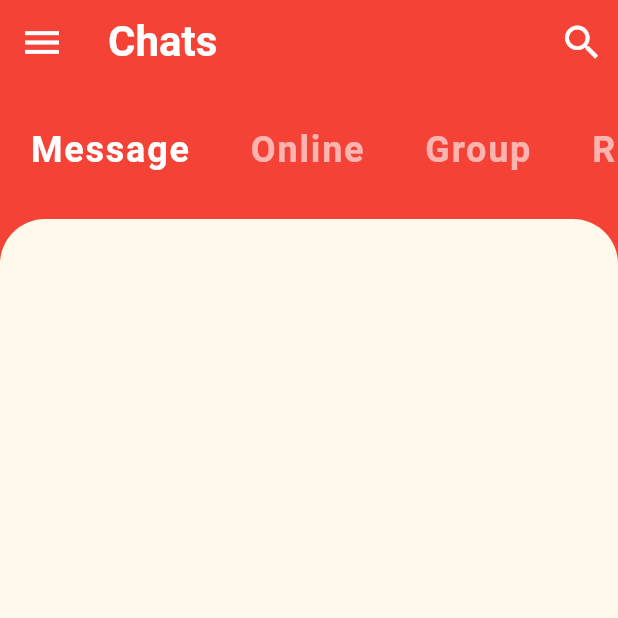
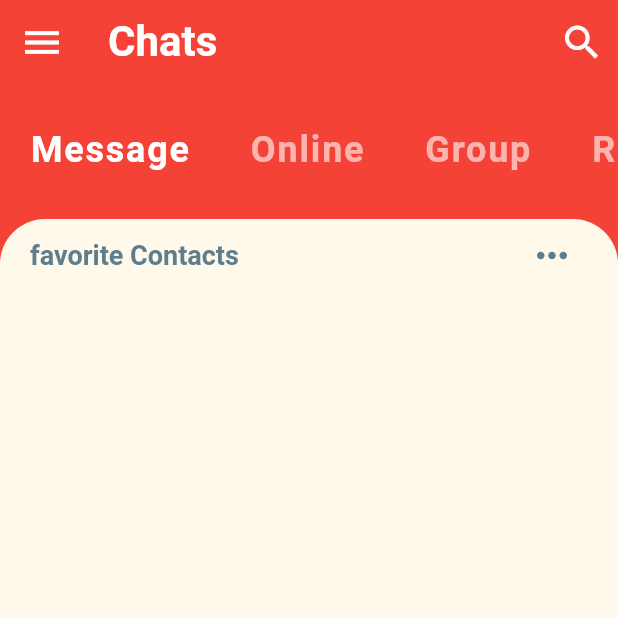
Before and after one commit to hossain-eee/Project-Flutter-Chat-UI, a Flutter app: the screen it shows after launch, on a phone screen of 412 x 824 dp, the top half of it. Run offline on Flutter 3.47's test engine with Material 2 defaults, Android fonts, the phone set to English and light mode, and no system bars.

Commit message:
favourite contact title and icon

```diff
--- a/lib/screen/home_screen.dart
+++ b/lib/screen/home_screen.dart
@@ -1,5 +1,6 @@
 import 'package:flutter/material.dart';
 import 'package:flutter_chat_ui/widgets/category_selector.dart';
+import 'package:flutter_chat_ui/widgets/favorite_contacts.dart';
 
 class HomeScreen extends StatefulWidget {
   const HomeScreen({super.key});
@@ -50,6 +51,7 @@ class _HomeScreenState extends State<HomeScreen> {
                   topRight: Radius.circular(30),
                 ),
               ),
+              child: FavoriteCotacts(),
             ),
           )
         ],
--- /dev/null
+++ b/lib/widgets/favorite_contacts.dart
@@ -0,0 +1,37 @@
+import 'package:flutter/material.dart';
+
+class FavoriteCotacts extends StatelessWidget {
+  const FavoriteCotacts({super.key});
+
+  @override
+  Widget build(BuildContext context) {
+    return Column(
+      children: [
+        Padding(
+          padding: const EdgeInsets.symmetric(horizontal: 20),
+          child: Row(
+            mainAxisAlignment: MainAxisAlignment.spaceBetween,
+            children: [
+              Text(
+                'favorite Contacts',
+                style: TextStyle(
+                  fontSize: 18,
+                  fontWeight: FontWeight.bold,
+                  color: Colors.blueGrey,
+                ),
+              ),
+              IconButton(
+                onPressed: () {},
+                icon: Icon(
+                  Icons.more_horiz,
+                  size: 30,
+                  color: Colors.blueGrey,
+                ),
+              ),
+            ],
+          ),
+        )
+      ],
+    );
+  }
+}
```
